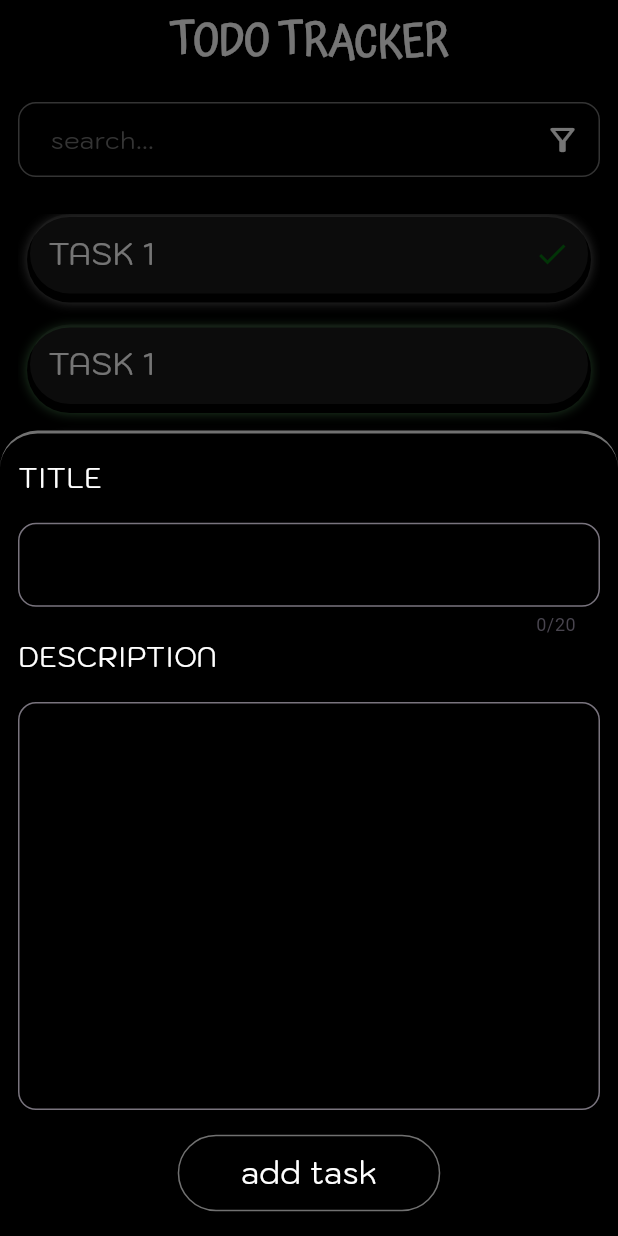
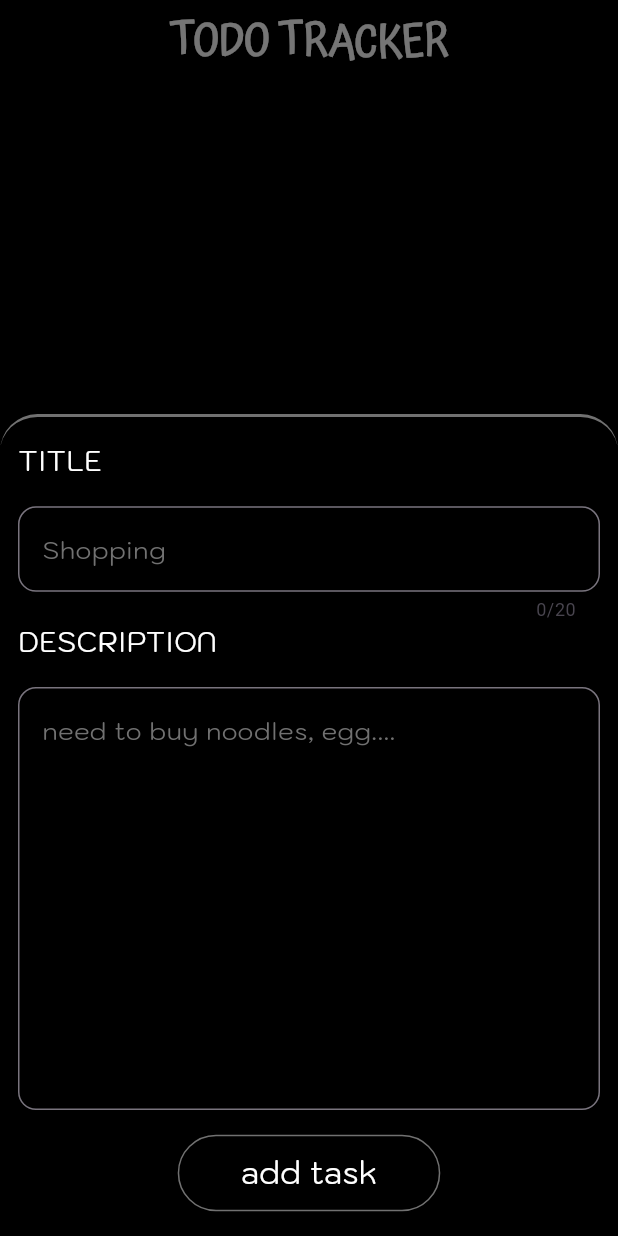
Before and after one commit to Shaham-Ahammed/to-do-app-provider, a Flutter app: the screen it shows after launch, after a tap on the "add" icon, on a phone screen of 412 x 824 dp. Run offline on Flutter 3.47's test engine with Material 3 defaults, Android fonts, the phone set to English and light mode, and no system bars; drawn by our look-alikes of flutter_slidable.

Commit message:
completed the todo app

```diff
--- a/lib/main.dart
+++ b/lib/main.dart
@@ -1,9 +1,12 @@
 import 'package:flutter/material.dart';
+import 'package:provider/provider.dart';
 import 'package:to_do_app_provider/utils/colors.dart';
 import 'package:to_do_app_provider/view/home_screen.dart';
+import 'package:to_do_app_provider/view_model/todo_view_model.dart';
 
 void main(List<String> args) {
-  runApp(const MyApp());
+  runApp(ChangeNotifierProvider<TodoViewModel>(
+      create: (context) => TodoViewModel(), child: const MyApp()));
 }
 
 class MyApp extends StatelessWidget {
@@ -13,8 +16,8 @@
   Widget build(BuildContext context) {
     return MaterialApp(
       theme: ThemeData(
-        textSelectionTheme:
-            const TextSelectionThemeData(selectionHandleColor: AppColors.whiteColor),
+        textSelectionTheme: const TextSelectionThemeData(
+            selectionHandleColor: AppColors.whiteColor),
       ),
       debugShowCheckedModeBanner: false,
       home: const HomeScreen(),
--- /dev/null
+++ b/lib/model/todo_model.dart
@@ -0,0 +1,11 @@
+class TodoModel {
+   String title;
+   String description;
+   bool isCompleted;
+
+  TodoModel({
+    required this.title,
+    required this.description,
+    required this.isCompleted
+  });
+}
--- a/lib/utils/font.dart
+++ b/lib/utils/font.dart
@@ -9,10 +9,12 @@
   final double size;
   final FontWeight? fontWeight;
   final String fontFamily;
+  final TextOverflow? overflow;
 
   const CustomFont(this.text,
       { this.color = AppColors.whiteColor,
       required this.size,
+ this.overflow,
       this.fontFamily = AppFonts.kodchasan,
       this.fontWeight = FontWeight.normal,
       super.key});
@@ -22,6 +24,7 @@
     return Text(
       text,
       style: TextStyle(
+        overflow: overflow,
           color: color,
           fontFamily: fontFamily,
           fontWeight: fontWeight,
--- a/lib/utils/texts.dart
+++ b/lib/utils/texts.dart
@@ -4,4 +4,13 @@
 static const String description ="DESCRIPTION";
 static const String titleText ="TITLE";
 static const String completed ="completed";
+static const String descriptionHintText="need to buy noodles, egg....";
+static const String titleHintText ="Shopping";
+static const String addTask ="add task";
+static const String deletion ="deletion";
+static const String titleErrorText ="title can't be empty";
+static const String descriptionErrorText="description can't be empty";
+static const String editTask= "edit task";
+static const String noMatchesFound= "no matches found";
+static const String noTodosAdded= "no todo's added";
 }
--- a/lib/view/home_screen.dart
+++ b/lib/view/home_screen.dart
@@ -1,8 +1,12 @@
 import 'package:flutter/material.dart';
 import 'package:flutter_slidable/flutter_slidable.dart';
+import 'package:provider/provider.dart';
 import 'package:to_do_app_provider/utils/colors.dart';
+import 'package:to_do_app_provider/utils/font.dart';
 import 'package:to_do_app_provider/utils/mediaquery.dart';
 import 'package:to_do_app_provider/utils/sizedboxes.dart';
+import 'package:to_do_app_provider/utils/texts.dart';
+import 'package:to_do_app_provider/view_model/todo_view_model.dart';
 import 'package:to_do_app_provider/widgets/home_screen_widgets/appbar.dart';
 import 'package:to_do_app_provider/widgets/home_screen_widgets/edit_and_delete_panel.dart';
 import 'package:to_do_app_provider/widgets/home_screen_widgets/floating_action_button.dart';
@@ -21,28 +25,47 @@
         padding: const EdgeInsets.all(12),
         child: Column(
           children: [
+            if (context.watch<TodoViewModel>().todoList.isNotEmpty)
               const SearchBox(),
             const CustomHeightSizedBox(0.03),
-            Expanded(
+            Consumer<TodoViewModel>(
+              builder: (context, value, child) {
+                if (value.todoList.isEmpty) {
+                  return const Expanded(
+                    child: Center(
+                      child: CustomFont(AppTexts.noTodosAdded, size: 0.03),
+                    ),
+                  );
+                } else {
+                  if (value.filteredTodoList.isEmpty) {
+                    return const CustomFont(AppTexts.noMatchesFound, size: 0.03);
+                  }
+                  return Expanded(
                     child: ListView.separated(
                         itemBuilder: (context, index) {
+                          final item = value.filteredTodoList[index];
+
                           return Padding(
-                      padding: index != 9
+                            padding: index != value.todoList.length - 1
                                 ? const EdgeInsets.symmetric(horizontal: 8)
                                 : EdgeInsets.only(
                                     left: 8,
                                     right: 8,
                                     bottom: mediaqueryHeight(0.1, context)),
                             child: Slidable(
-                        endActionPane: editAndDeleteOptions(),
-                        child: ItemList(index),
+                              endActionPane:
+                                  editAndDeleteOptions(item, context),
+                              child: ItemList(item, index),
                             ),
                           );
                         },
                         separatorBuilder: (context, index) {
-                    return const CustomHeightSizedBox(0.025);
+                          return const CustomHeightSizedBox(0.032);
                         },
-                  itemCount: 10),
+                        itemCount: value.filteredTodoList.length),
+                  );
+                }
+              },
             )
           ],
         ),
@@ -50,7 +73,4 @@
       floatingActionButton: const HomeScreenFloatingActionButton(),
     );
   }
-
-
-
 }
--- a/lib/widgets/home_screen_widgets/bottom_sheet.dart
+++ b/lib/widgets/home_screen_widgets/bottom_sheet.dart
@@ -1,11 +1,22 @@
 import 'package:flutter/material.dart';
+import 'package:to_do_app_provider/model/todo_model.dart';
 import 'package:to_do_app_provider/utils/colors.dart';
 import 'package:to_do_app_provider/utils/font.dart';
-import 'package:to_do_app_provider/utils/mediaquery.dart';
 import 'package:to_do_app_provider/utils/sizedboxes.dart';
 import 'package:to_do_app_provider/utils/texts.dart';
+import 'package:to_do_app_provider/widgets/home_screen_widgets/bottom_sheet/description_field.dart';
+import 'package:to_do_app_provider/widgets/home_screen_widgets/bottom_sheet/submit_button.dart';
+import 'package:to_do_app_provider/widgets/home_screen_widgets/bottom_sheet/title_field.dart';
 
-void showBottomSheetForAdding(BuildContext context) {
+void homeScreenBottomSheet(BuildContext context, {TodoModel? todoModel}) {
+  final TextEditingController titleController = TextEditingController();
+  final TextEditingController descriptionController = TextEditingController();
+  GlobalKey<FormState> formKey = GlobalKey<FormState>();
+  if (todoModel != null) {
+    titleController.text = todoModel.title;
+    descriptionController.text = todoModel.description;
+  }
+
   showModalBottomSheet(
     isScrollControlled: true,
     context: context,
@@ -14,7 +25,9 @@
       borderRadius: BorderRadius.vertical(top: Radius.circular(25.0)),
     ),
     builder: (context) {
-      return Container(
+      return Form(
+        key: formKey,
+        child: Container(
           decoration: const BoxDecoration(
             color: AppColors.blackColor,
             borderRadius: BorderRadius.vertical(top: Radius.circular(25.0)),
@@ -39,64 +52,21 @@
                 children: <Widget>[
                   const CustomFont(AppTexts.titleText, size: 0.045),
                   const CustomHeightSizedBox(0.02),
-                TextFormField(
-                  maxLength: 20,
-                  cursorColor: AppColors.whiteColor,
-                  decoration: InputDecoration(
-                      focusedBorder: OutlineInputBorder(
-                        borderSide: const BorderSide(color: AppColors.whiteColor),
-                        borderRadius: BorderRadius.circular(12),
-                      ),
-                      border: OutlineInputBorder(
-                          borderSide:
-                              const BorderSide(color: AppColors.greyShadowColor),
-                          borderRadius: BorderRadius.circular(12))),
-                ),
-                //   CustomHeightSizedBox(0.02),
+                  TitleField(titleController: titleController),
                   const CustomFont(AppTexts.description, size: 0.045),
                   const CustomHeightSizedBox(0.02),
-                TextFormField(
-                  cursorColor: AppColors.whiteColor,
-                  maxLines: 10,
-                  decoration: InputDecoration(
-                      focusedBorder: OutlineInputBorder(
-                        borderSide: const BorderSide(color: AppColors.whiteColor),
-                        borderRadius: BorderRadius.circular(12),
-                      ),
-                      border: OutlineInputBorder(
-                          borderSide:
-                              const BorderSide(color: AppColors.greyShadowColor),
-                          borderRadius: BorderRadius.circular(12))),
-                ),
+                  DescriptionField(
+                      descriptionController: descriptionController),
                   const CustomHeightSizedBox(0.02),
-                Align(
-                  alignment: Alignment.center,
-                  child: Material(
-                    borderRadius: BorderRadius.circular(90),
-                    color: AppColors.blackColor,
-                    child: InkWell(
-                      borderRadius: BorderRadius.circular(90),
-                      onTap: () {},
-                      child: Container(
-                        padding: EdgeInsets.symmetric(
-                            horizontal: mediaqueryWidth(0.1, context),
-                            vertical: 10),
-                        decoration: BoxDecoration(
-                            color: Colors.transparent,
-                            borderRadius: BorderRadius.circular(90),
-                            border:
-                                Border.all(color: AppColors.greyShadowColor)),
-                        child: const CustomFont(
-                          "add task",
-                          size: 0.05,
-                          fontWeight: FontWeight.w500,
-                        ),
-                      ),
-                    ),
-                  ),
+                  SubmitButton(
+                    formKey: formKey,
+                    titleController: titleController,
+                    descriptionController: descriptionController,
+                    todoModel: todoModel,
                   ),
                   const CustomHeightSizedBox(0.02),
                 ],
+              ),
             ),
           ),
         ),
--- /dev/null
+++ b/lib/widgets/home_screen_widgets/bottom_sheet/description_field.dart
@@ -0,0 +1,48 @@
+import 'package:flutter/material.dart';
+import 'package:to_do_app_provider/utils/colors.dart';
+import 'package:to_do_app_provider/utils/font.dart';
+import 'package:to_do_app_provider/utils/mediaquery.dart';
+import 'package:to_do_app_provider/utils/texts.dart';
+
+class DescriptionField extends StatelessWidget {
+  const DescriptionField({
+    super.key,
+    required this.descriptionController,
+  });
+
+  final TextEditingController descriptionController;
+
+  @override
+  Widget build(BuildContext context) {
+    return TextFormField(
+      validator: (value) {
+        if (value!.trim().isEmpty) {
+          return AppTexts.descriptionErrorText;
+        } else {
+          return null;
+        }
+      },
+      autovalidateMode: AutovalidateMode.onUserInteraction,
+      style: TextStyle(
+          color: AppColors.whiteColor,
+          fontFamily: AppFonts.kodchasan,
+          fontSize: mediaqueryWidth(0.04, context)),
+      controller: descriptionController,
+      cursorColor: AppColors.whiteColor,
+      maxLines: 10,
+      decoration: InputDecoration(
+          hintText: AppTexts.descriptionHintText,
+          hintStyle: TextStyle(
+              color: AppColors.greyShadowColor,
+              fontFamily: AppFonts.kodchasan,
+              fontSize: mediaqueryWidth(0.04, context)),
+          focusedBorder: OutlineInputBorder(
+            borderSide: const BorderSide(color: AppColors.whiteColor),
+            borderRadius: BorderRadius.circular(12),
+          ),
+          border: OutlineInputBorder(
+              borderSide: const BorderSide(color: AppColors.greyShadowColor),
+              borderRadius: BorderRadius.circular(12))),
+    );
+  }
+}
--- /dev/null
+++ b/lib/widgets/home_screen_widgets/bottom_sheet/submit_button.dart
@@ -0,0 +1,64 @@
+import 'package:flutter/material.dart';
+import 'package:provider/provider.dart';
+import 'package:to_do_app_provider/model/todo_model.dart';
+import 'package:to_do_app_provider/utils/colors.dart';
+import 'package:to_do_app_provider/utils/font.dart';
+import 'package:to_do_app_provider/utils/mediaquery.dart';
+import 'package:to_do_app_provider/utils/texts.dart';
+import 'package:to_do_app_provider/view_model/todo_view_model.dart';
+
+class SubmitButton extends StatelessWidget {
+  const SubmitButton(
+      {super.key,
+      required this.formKey,
+      required this.titleController,
+      required this.descriptionController,
+      required this.todoModel});
+  final TodoModel? todoModel;
+  final GlobalKey<FormState> formKey;
+  final TextEditingController titleController;
+  final TextEditingController descriptionController;
+
+  @override
+  Widget build(BuildContext context) {
+    return Align(
+      alignment: Alignment.center,
+      child: Material(
+        borderRadius: BorderRadius.circular(90),
+        color: AppColors.blackColor,
+        child: InkWell(
+          borderRadius: BorderRadius.circular(90),
+          onTap: () {
+            if (formKey.currentState!.validate()) {
+              todoModel == null
+                  ? context.read<TodoViewModel>().addData(TodoModel(
+                      title: titleController.text.trim(),
+                      description: descriptionController.text.trim(),
+                      isCompleted: false))
+                  : context.read<TodoViewModel>().editTodoItem(
+                      todoModel!,
+                      titleController.text.trim(),
+                      descriptionController.text.trim());
+              Navigator.pop(context);
+            } else {
+              return;
+            }
+          },
+          child: Container(
+            padding: EdgeInsets.symmetric(
+                horizontal: mediaqueryWidth(0.1, context), vertical: 10),
+            decoration: BoxDecoration(
+                color: Colors.transparent,
+                borderRadius: BorderRadius.circular(90),
+                border: Border.all(color: AppColors.greyShadowColor)),
+            child: CustomFont(
+              todoModel == null ? AppTexts.addTask : AppTexts.editTask,
+              size: 0.05,
+              fontWeight: FontWeight.w500,
+            ),
+          ),
+        ),
+      ),
+    );
+  }
+}
--- /dev/null
+++ b/lib/widgets/home_screen_widgets/bottom_sheet/title_field.dart
@@ -0,0 +1,48 @@
+import 'package:flutter/material.dart';
+import 'package:to_do_app_provider/utils/colors.dart';
+import 'package:to_do_app_provider/utils/font.dart';
+import 'package:to_do_app_provider/utils/mediaquery.dart';
+import 'package:to_do_app_provider/utils/texts.dart';
+
+class TitleField extends StatelessWidget {
+  const TitleField({
+    super.key,
+    required this.titleController,
+  });
+
+  final TextEditingController titleController;
+
+  @override
+  Widget build(BuildContext context) {
+    return TextFormField(
+      autovalidateMode: AutovalidateMode.onUserInteraction,
+      validator: (value) {
+        if (value!.trim().isEmpty) {
+          return AppTexts.titleErrorText;
+        } else {
+          return null;
+        }
+      },
+      style: TextStyle(
+          color: AppColors.whiteColor,
+          fontFamily: AppFonts.kodchasan,
+          fontSize: mediaqueryWidth(0.04, context)),
+      controller: titleController,
+      maxLength: 20,
+      cursorColor: AppColors.whiteColor,
+      decoration: InputDecoration(
+          hintStyle: TextStyle(
+              color: AppColors.greyShadowColor,
+              fontFamily: AppFonts.kodchasan,
+              fontSize: mediaqueryWidth(0.04, context)),
+          hintText: AppTexts.titleHintText,
+          focusedBorder: OutlineInputBorder(
+            borderSide: const BorderSide(color: AppColors.whiteColor),
+            borderRadius: BorderRadius.circular(12),
+          ),
+          border: OutlineInputBorder(
+              borderSide: const BorderSide(color: AppColors.greyShadowColor),
+              borderRadius: BorderRadius.circular(12))),
+    );
+  }
+}
--- a/lib/widgets/home_screen_widgets/floating_action_button.dart
+++ b/lib/widgets/home_screen_widgets/floating_action_button.dart
@@ -16,7 +16,7 @@
           side: const BorderSide(color: AppColors.greyShadowColor, width: 3),
           borderRadius: BorderRadius.circular(90)),
       onPressed: () {
-        showBottomSheetForAdding(context);
+        homeScreenBottomSheet(context);
       },
       child: const Icon(
         Icons.add,
--- a/lib/widgets/home_screen_widgets/item_list.dart
+++ b/lib/widgets/home_screen_widgets/item_list.dart
@@ -1,13 +1,14 @@
 import 'package:flutter/material.dart';
+import 'package:to_do_app_provider/model/todo_model.dart';
 import 'package:to_do_app_provider/utils/colors.dart';
 import 'package:to_do_app_provider/utils/font.dart';
 import 'package:to_do_app_provider/view/detail_screen.dart';
 
-
 class ItemList extends StatelessWidget {
+  final TodoModel todoModel;
   final int index;
   const ItemList(
-    this.index, {
+    this.todoModel,this.index, {
     super.key,
   });
 
@@ -20,7 +21,7 @@
         borderRadius: BorderRadius.circular(90),
         onTap: () {
           Navigator.of(context).push(MaterialPageRoute(
-            builder: (context) => const DetailScreen(),
+            builder: (context) =>  DetailScreen(todoModel,index),
           ));
         },
         child: Container(
@@ -29,9 +30,9 @@
               boxShadow: [
                 BoxShadow(
                     blurStyle: BlurStyle.outer,
-                    color: index % 2 == 0
-                        ? AppColors.greyShadowColor
-                        : AppColors.greenShadowColor,
+                    color: todoModel.isCompleted
+                        ? AppColors.greenShadowColor
+                        : AppColors.greyShadowColor,
                     offset: const Offset(0, 4),
                     blurRadius: 6,
                     spreadRadius: 2)
@@ -42,12 +43,11 @@
           child: Row(
             mainAxisAlignment: MainAxisAlignment.spaceBetween,
             children: [
-              const CustomFont(
-                "TASK 1",
-                size: 0.05,
-                fontWeight: FontWeight.w500,
-              ),
-              index % 2 == 0
+              CustomFont(todoModel.title.toUpperCase(),
+                  size: 0.05,
+                  fontWeight: FontWeight.w500,
+                  overflow: TextOverflow.ellipsis),
+              todoModel.isCompleted
                   ? const Icon(
                       Icons.check,
                       color: AppColors.greenColor,
--- a/lib/widgets/home_screen_widgets/search_box.dart
+++ b/lib/widgets/home_screen_widgets/search_box.dart
@@ -1,8 +1,10 @@
 import 'package:flutter/material.dart';
+import 'package:provider/provider.dart';
 import 'package:to_do_app_provider/utils/colors.dart';
 import 'package:to_do_app_provider/utils/font.dart';
 import 'package:to_do_app_provider/utils/mediaquery.dart';
 import 'package:to_do_app_provider/utils/texts.dart';
+import 'package:to_do_app_provider/view_model/todo_view_model.dart';
 
 
 class SearchBox extends StatelessWidget {
@@ -21,6 +23,9 @@
         children: [
           Expanded(
               child: TextField(
+              onChanged: (value) {
+                context.read<TodoViewModel>().search(value);
+              },
             style: TextStyle(
                 color: AppColors.whiteColor,
                 fontFamily: AppFonts.kodchasan,
@@ -39,7 +44,7 @@
           IconButton(
               onPressed: () {},
               icon: const Icon(
-                Icons.filter_alt_outlined,
+                Icons.search,
                 color: AppColors.whiteColor,
               ))
         ],
--- a/pubspec.yaml
+++ b/pubspec.yaml
@@ -36,6 +36,7 @@
   # Use with the CupertinoIcons class for iOS style icons.
   cupertino_icons: ^1.0.6
   flutter_slidable: ^3.1.1
+  provider: ^6.1.2
 
 dev_dependencies:
   flutter_test:
```
Also changed, not shown: lib/utils/alert_dialogue.dart (+7 -6 lines), lib/view/detail_screen.dart (+18 -5 lines), lib/view_model/todo_view_model.dart (added, +45 -0 lines), lib/widgets/details_screen_widgets/completed_button.dart (+15 -5 lines), lib/widgets/details_screen_widgets/details_container.dart (+22 -14 lines), lib/widgets/home_screen_widgets/edit_and_delete_panel.dart (+19 -4 lines), pubspec.lock. Lines whose indentation alone changed are shown as unchanged.
